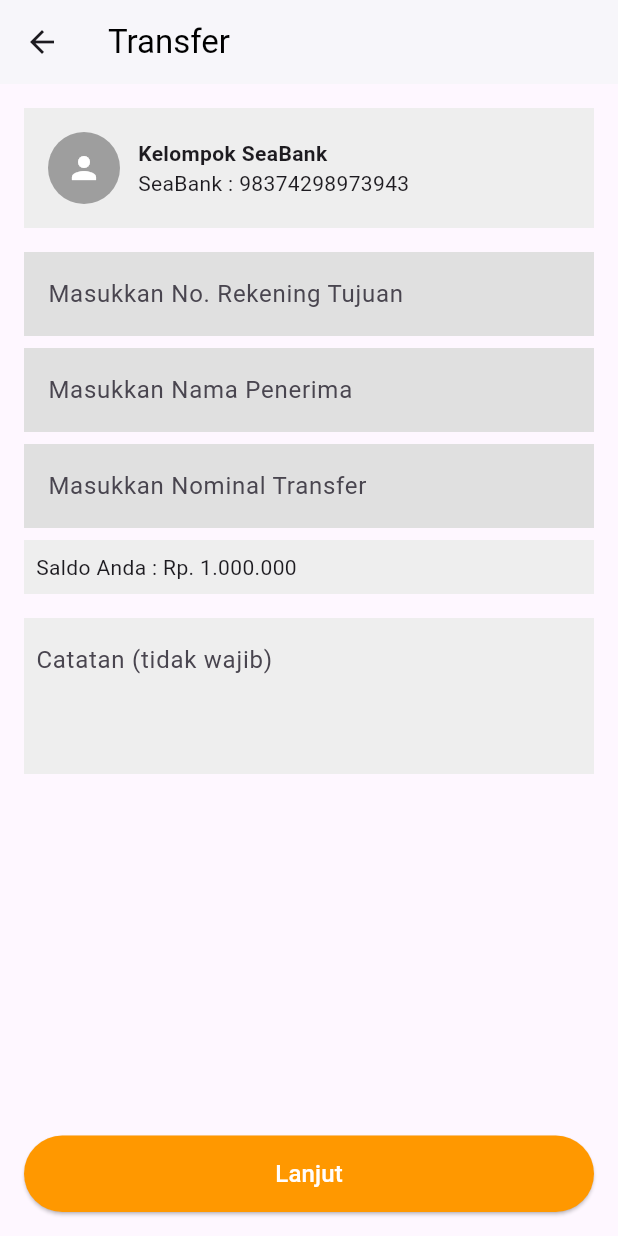
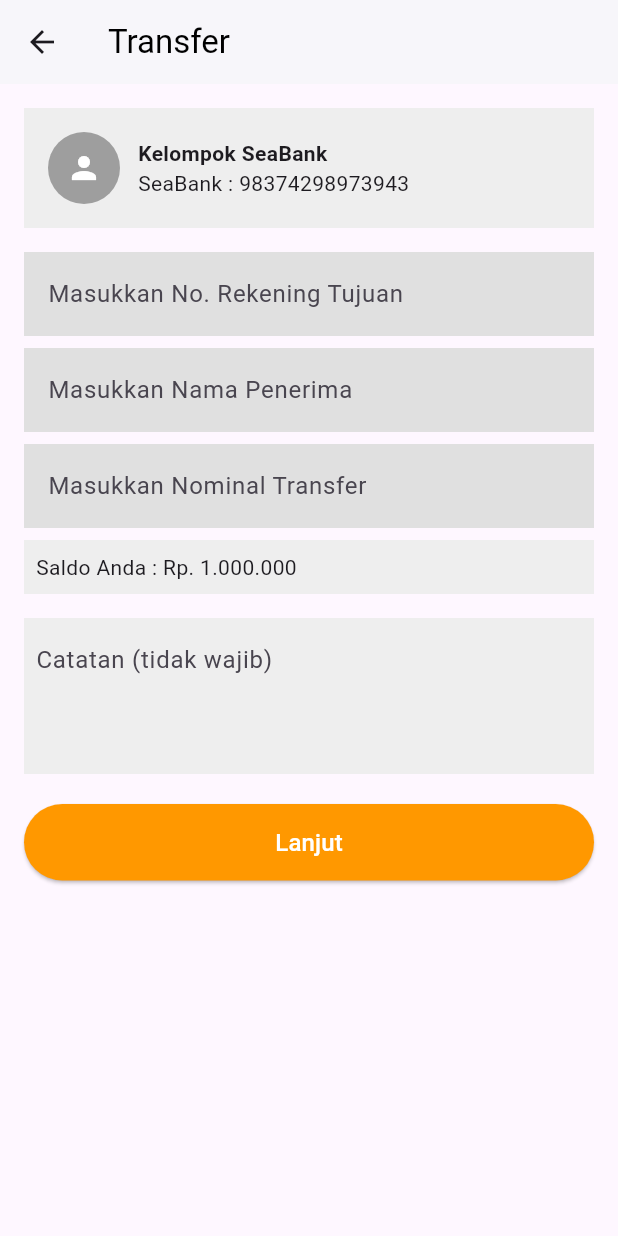
Before and after one commit to Gober1945/mobile, a Flutter app: the BerandaPage screen opened directly, after a tap on the "visibility" icon, after a tap on "Transfer", on a phone screen of 412 x 824 dp. Run offline on Flutter 3.47's test engine with Material 3 defaults, Android fonts, the phone set to English and light mode, and no system bars.

Commit message:
Update kode flutter dan memperbaiki halaman beranda dan transfer

```diff
--- a/lib/beranda.dart
+++ b/lib/beranda.dart
@@ -14,9 +14,9 @@ class MyApp extends StatelessWidget {
 
   @override
   Widget build(BuildContext context) {
-    return MaterialApp(
+    return const MaterialApp(
       debugShowCheckedModeBanner: false,
-      home: const BerandaPage(),
+      home: BerandaPage(),
     );
   }
 }
@@ -38,13 +38,13 @@ class _BerandaPageState extends State<BerandaPage> {
         child: SingleChildScrollView(
           child: Column(
             children: [
-              // Bagian Header
+              // Header
               Container(
                 color: Colors.white,
                 padding: const EdgeInsets.all(16),
                 child: Column(
                   children: [
-                    // Bagian atas: profil + notifikasi
+                    // Profil + Notifikasi
                     Row(
                       children: [
                         GestureDetector(
@@ -85,10 +85,12 @@ class _BerandaPageState extends State<BerandaPage> {
                                   fontSize: 14,
                                 ),
                               ),
-                              Text(
+                              const Text(
                                 "No. Rekening : 98374298973943",
-                                style: const TextStyle(
-                                    color: Colors.black54, fontSize: 12),
+                                style: TextStyle(
+                                  color: Colors.black54,
+                                  fontSize: 12,
+                                ),
                               ),
                             ],
                           ),
@@ -126,7 +128,7 @@ class _BerandaPageState extends State<BerandaPage> {
 
                     const SizedBox(height: 12),
 
-                    // Card saldo
+                    // Kartu Saldo
                     Container(
                       width: double.infinity,
                       padding: const EdgeInsets.all(16),
@@ -144,14 +146,9 @@ class _BerandaPageState extends State<BerandaPage> {
                       child: Column(
                         crossAxisAlignment: CrossAxisAlignment.start,
                         children: [
-                          ValueListenableBuilder<int>(
-                            valueListenable: saldoNotifier,
-                            builder: (context, saldo, _) {
-                              return Row(
+                          // Total saldo + Riwayat
+                          Row(
                             mainAxisAlignment: MainAxisAlignment.spaceBetween,
-                                children: [
-                                  Column(
-                                    crossAxisAlignment: CrossAxisAlignment.start,
                             children: [
                               const Text(
                                 "Total Saldo",
@@ -160,10 +157,44 @@ class _BerandaPageState extends State<BerandaPage> {
                                   fontSize: 14,
                                 ),
                               ),
-                                      const SizedBox(height: 4),
+                              SizedBox(
+                                height: 32,
+                                child: OutlinedButton(
+                                  style: OutlinedButton.styleFrom(
+                                    side: BorderSide.none,
+                                    backgroundColor: Colors.white,
+                                    foregroundColor: Colors.orange,
+                                    shape: RoundedRectangleBorder(
+                                      borderRadius: BorderRadius.circular(20),
+                                    ),
+                                    padding: const EdgeInsets.symmetric(
+                                        horizontal: 12),
+                                  ),
+                                  onPressed: () {},
+                                  child: const Text(
+                                    "Riwayat >",
+                                    style:
+                                        TextStyle(fontWeight: FontWeight.bold),
+                                  ),
+                                ),
+                              ),
+                            ],
+                          ),
+
+                          const SizedBox(height: 8),
+
+                          // Nominal + Icon Mata
                           Row(
+                            crossAxisAlignment: CrossAxisAlignment.center,
                             children: [
-                                          Text(
+                              Expanded(
+                                child: ValueListenableBuilder<int>(
+                                  valueListenable: saldoNotifier,
+                                  builder: (context, saldo, _) {
+                                    return FittedBox(
+                                      fit: BoxFit.scaleDown,
+                                      alignment: Alignment.centerLeft,
+                                      child: Text(
                                         _isVisible
                                             ? "Rp ${saldo.toString()}"
                                             : "*****",
@@ -171,6 +202,10 @@ class _BerandaPageState extends State<BerandaPage> {
                                           color: Colors.white,
                                           fontSize: 28,
                                           fontWeight: FontWeight.bold,
+                                        ),
+                                      ),
+                                    );
+                                  },
                                 ),
                               ),
                               const SizedBox(width: 8),
@@ -185,42 +220,26 @@ class _BerandaPageState extends State<BerandaPage> {
                                       ? Icons.visibility
                                       : Icons.visibility_off,
                                   color: Colors.white,
-                                              size: 22,
+                                  size: 24,
                                 ),
                               ),
                             ],
                           ),
-                                    ],
-                                  ),
-                                  ElevatedButton(
-                                    style: ElevatedButton.styleFrom(
-                                      backgroundColor: Colors.white,
-                                      foregroundColor: Colors.orange,
-                                      shape: RoundedRectangleBorder(
-                                        borderRadius: BorderRadius.circular(20),
-                                      ),
-                                    ),
-                                    onPressed: () {},
-                                    child: const Text("Riwayat >"),
-                                  ),
-                                ],
-                              );
-                            },
-                          ),
 
                           const SizedBox(height: 16),
                           const Divider(color: Colors.white70),
-
                           const SizedBox(height: 12),
 
-                          // Tabungan dan Deposito
+                          // Tabungan & Deposito
                           Row(
-                            mainAxisAlignment: MainAxisAlignment.spaceBetween,
+                            crossAxisAlignment: CrossAxisAlignment.center,
                             children: [
-                              Column(
+                              // Tabungan
+                              const Expanded(
+                                child: Column(
                                   crossAxisAlignment: CrossAxisAlignment.start,
-                                children: const [
-                                  Text("Tabungan   >",
+                                  children: [
+                                    Text("Tabungan >",
                                         style: TextStyle(color: Colors.white)),
                                     SizedBox(height: 4),
                                     Text(
@@ -233,15 +252,20 @@ class _BerandaPageState extends State<BerandaPage> {
                                     ),
                                   ],
                                 ),
-                              Column(
+                              ),
+                              // Deposito
+                              Expanded(
+                                child: Column(
                                   crossAxisAlignment: CrossAxisAlignment.end,
                                   children: [
-                                  const Text("Deposito   >",
+                                    const Text("Deposito >",
                                         style: TextStyle(color: Colors.white)),
                                     const SizedBox(height: 4),
                                     Row(
+                                      mainAxisAlignment: MainAxisAlignment.end,
                                       children: [
-                                      const Text(
+                                        const Flexible(
+                                          child: Text(
                                             "Rp 0",
                                             style: TextStyle(
                                               color: Colors.white,
@@ -249,26 +273,34 @@ class _BerandaPageState extends State<BerandaPage> {
                                               fontSize: 16,
                                             ),
                                           ),
+                                        ),
                                         const SizedBox(width: 8),
-                                      ElevatedButton(
-                                        style: ElevatedButton.styleFrom(
-                                          backgroundColor: Colors.yellow[700],
+                                        Flexible(
+                                          child: OutlinedButton(
+                                            style: OutlinedButton.styleFrom(
+                                              backgroundColor: Colors.yellow,
                                               foregroundColor: Colors.brown,
                                               shape: RoundedRectangleBorder(
                                                 borderRadius:
                                                     BorderRadius.circular(20),
                                               ),
+                                              padding:
+                                                  const EdgeInsets.symmetric(
+                                                      horizontal: 12),
                                             ),
                                             onPressed: () {},
                                             child: const Text(
-                                          "Buka Deposito",
+                                              "Buka",
+                                              overflow: TextOverflow.ellipsis,
                                               style: TextStyle(
                                                   fontWeight: FontWeight.bold),
+                                            ),
                                           ),
                                         ),
                                       ],
                                     )
                                   ],
+                                ),
                               ),
                             ],
                           ),
@@ -291,7 +323,6 @@ class _BerandaPageState extends State<BerandaPage> {
                   crossAxisSpacing: 16,
                   mainAxisSpacing: 16,
                   children: [
-                    // Transfer (ada fungsi)
                     _buildMenuItem(Icons.send, "Transfer", () {
                       Navigator.push(
                         context,
@@ -312,7 +343,6 @@ class _BerandaPageState extends State<BerandaPage> {
                     _buildMenuItem(
                         Icons.account_balance_wallet, "Top Up E-Wallet", () {}),
                     _buildMenuItem(Icons.savings, "Deposito", () {}),
-                    // Pengaturan (pindah ke InfoKelompok)
                     _buildMenuItem(Icons.settings, "Pengaturan", () {
                       Navigator.push(
                         context,
@@ -359,9 +389,13 @@ class _BerandaPageState extends State<BerandaPage> {
           children: [
             Icon(icon, color: Colors.white, size: 30),
             const SizedBox(height: 8),
-            Text(title,
+            Text(
+              title,
               style: const TextStyle(color: Colors.white, fontSize: 12),
-                textAlign: TextAlign.center),
+              textAlign: TextAlign.center,
+              maxLines: 2,
+              overflow: TextOverflow.ellipsis,
+            ),
           ],
         ),
       ),
--- a/lib/tranferberhasil.dart
+++ b/lib/tranferberhasil.dart
@@ -82,7 +82,7 @@ class TransferSuccessPage extends StatelessWidget {
                 style: ElevatedButton.styleFrom(
                   backgroundColor: Colors.orange,
                   padding: const EdgeInsets.symmetric(vertical: 16),
-                  shape: RoundedRectangleBorder(
+                  shape: const RoundedRectangleBorder(
                     borderRadius: BorderRadius.zero,
                   ),
                 ),
--- a/lib/transfer.dart
+++ b/lib/transfer.dart
@@ -14,6 +14,7 @@ class TransferPage extends StatelessWidget {
     final profile = profileNotifier.value;
 
     return Scaffold(
+      resizeToAvoidBottomInset: true, // 👉 biar konten naik pas keyboard muncul
       appBar: AppBar(
         backgroundColor: Colors.white,
         elevation: 1,
@@ -25,9 +26,11 @@ class TransferPage extends StatelessWidget {
         ),
         title: const Text('Transfer', style: TextStyle(color: Colors.black)),
       ),
-      body: Padding(
+      body: SafeArea(
+        child: SingleChildScrollView(
           padding: const EdgeInsets.all(16),
           child: Column(
+            crossAxisAlignment: CrossAxisAlignment.start,
             children: [
               // Profil Pengguna
               Container(
@@ -35,20 +38,20 @@ class TransferPage extends StatelessWidget {
                 color: Colors.grey[200],
                 child: Row(
                   children: [
-                  CircleAvatar(
+                    const CircleAvatar(
                       radius: 24,
                       backgroundColor: Colors.grey,
                       child: Icon(Icons.person, color: Colors.white),
                     ),
-                  SizedBox(width: 12),
+                    const SizedBox(width: 12),
                     Column(
                       crossAxisAlignment: CrossAxisAlignment.start,
                       children: [
                         Text(
                           profile.nama,
-                        style: TextStyle(fontWeight: FontWeight.bold),
+                          style: const TextStyle(fontWeight: FontWeight.bold),
                         ),
-                      Text('SeaBank : 98374298973943'),
+                        const Text('SeaBank : 98374298973943'),
                       ],
                     ),
                   ],
@@ -110,7 +113,7 @@ class TransferPage extends StatelessWidget {
                   ),
                 ),
               ),
-            const Spacer(),
+              const SizedBox(height: 20),
 
               // Tombol Lanjut
               SizedBox(
@@ -143,13 +146,17 @@ class TransferPage extends StatelessWidget {
                   },
                   child: const Text(
                     'Lanjut',
-                  style: TextStyle(color: Color.fromARGB(255, 255, 253, 253), fontSize: 16),
+                    style: TextStyle(
+                      color: Colors.white,
+                      fontSize: 16,
+                    ),
                   ),
                 ),
               ),
             ],
           ),
         ),
+      ),
     );
   }
 }
```
Also changed, not shown: pubspec.lock, 125 other files. Lines whose indentation alone changed are shown as unchanged.
